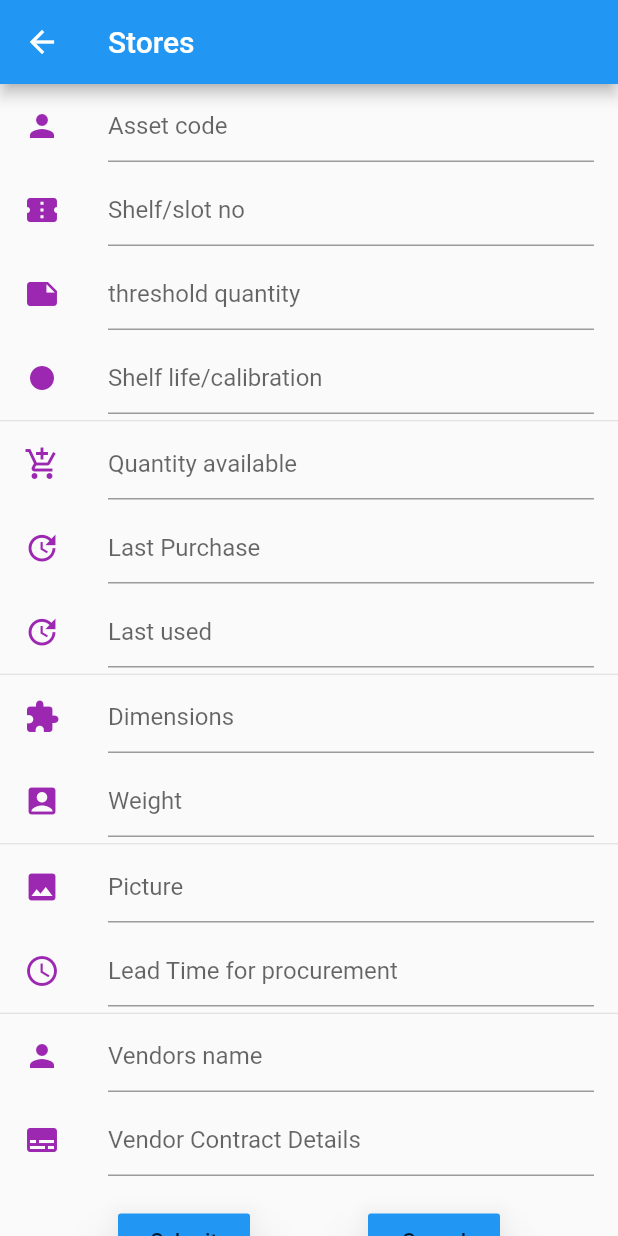
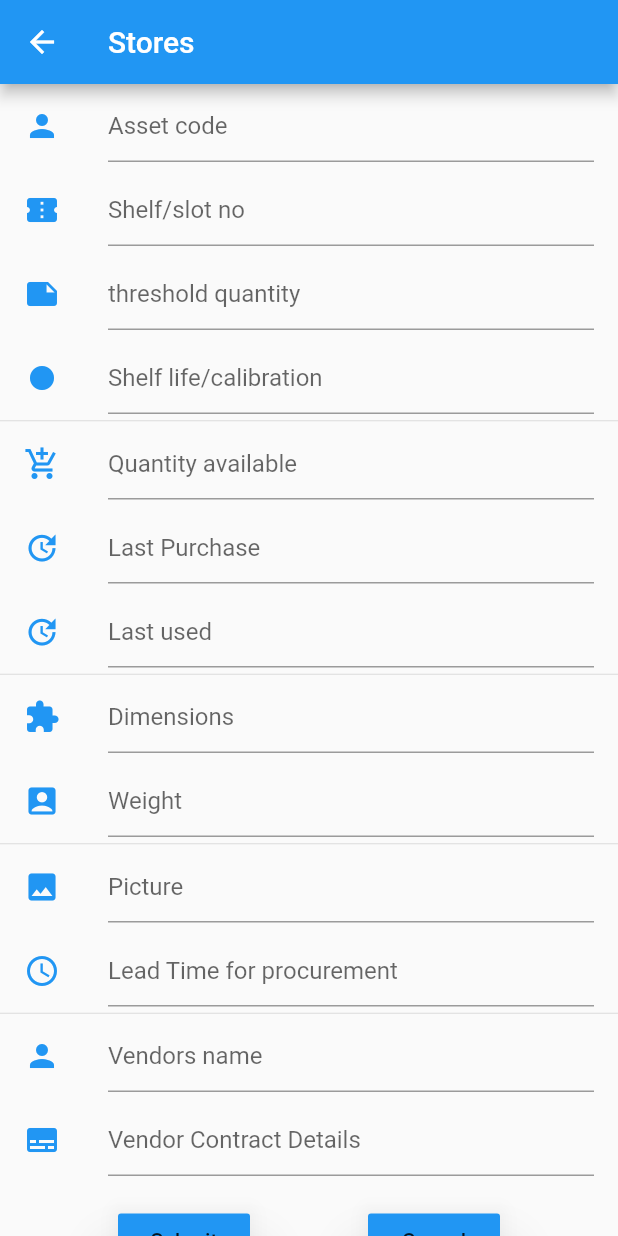
Before and after one commit to NagalakshmiVJ/Flutter-cmrl, a Flutter app: the Stores screen opened directly, on a phone screen of 412 x 824 dp. Run offline on Flutter 3.47's test engine with Material 2 defaults, Android fonts, the phone set to English and light mode, and no system bars.

```diff
--- a/lib/pages/equipment.dart
+++ b/lib/pages/equipment.dart
@@ -132,7 +132,7 @@ class _EquipmentState extends State<Equipment> {
                       elevation: 15.0,
                       splashColor: Colors.white70,
                       onPressed: () {
-
+                         Navigator.pop(context);
                       },
                     ),
                   ],
--- a/lib/pages/shift.dart
+++ b/lib/pages/shift.dart
@@ -10,7 +10,7 @@ class _ShiftState extends State<Shift> {
   Widget build(BuildContext context) {
     return Scaffold(
       appBar: new AppBar(
-        title: new Text('Shift'),
+        title: new Text('Shift Roaster'),
       ),
     );
   }
--- a/lib/pages/stores.dart
+++ b/lib/pages/stores.dart
@@ -23,23 +23,25 @@ class _StoresState extends State<Stores> {
       appBar: new AppBar(
         title: new Text("Stores"),
       ),
-      body:  SingleChildScrollView(
+      body: SingleChildScrollView(
         child: new Column(
           children: <Widget>[
-
             new ListTile(
-                leading: const Icon(Icons.person,color: Colors.purple,),
-
+              leading: const Icon(
+                Icons.person,
+                color: Colors.blue,
+              ),
               title: new TextField(
                 decoration: new InputDecoration(
-
                   hintText: "Asset code",
                 ),
               ),
-
             ),
             new ListTile(
-                leading: const Icon(Icons.confirmation_number,color: Colors.purple,),
+              leading: const Icon(
+                Icons.confirmation_number,
+                color: Colors.blue,
+              ),
               title: new TextField(
                 decoration: new InputDecoration(
                   hintText: "Shelf/slot no",
@@ -47,7 +49,10 @@ class _StoresState extends State<Stores> {
               ),
             ),
             new ListTile(
-                leading: const Icon(Icons.note,color: Colors.purple,),
+              leading: const Icon(
+                Icons.note,
+                color: Colors.blue,
+              ),
               title: new TextField(
                 decoration: new InputDecoration(
                   hintText: "threshold quantity",
@@ -55,7 +60,10 @@ class _StoresState extends State<Stores> {
               ),
             ),
             new ListTile(
-                leading: const Icon(Icons.fiber_manual_record,color: Colors.purple,),
+              leading: const Icon(
+                Icons.fiber_manual_record,
+                color: Colors.blue,
+              ),
               title: new TextField(
                 decoration: new InputDecoration(
                   hintText: "Shelf life/calibration",
@@ -66,7 +74,10 @@ class _StoresState extends State<Stores> {
               height: 1.0,
             ),
             new ListTile(
-                leading: const Icon(Icons.add_shopping_cart,color: Colors.purple,),
+              leading: const Icon(
+                Icons.add_shopping_cart,
+                color: Colors.blue,
+              ),
               title: new TextField(
                 decoration: new InputDecoration(
                   hintText: "Quantity available",
@@ -74,7 +85,10 @@ class _StoresState extends State<Stores> {
               ),
             ),
             new ListTile(
-                leading: const Icon(Icons.update,color: Colors.purple,),
+              leading: const Icon(
+                Icons.update,
+                color: Colors.blue,
+              ),
               title: new TextField(
                 decoration: new InputDecoration(
                   hintText: "Last Purchase",
@@ -82,7 +96,10 @@ class _StoresState extends State<Stores> {
               ),
             ),
             new ListTile(
-                leading: const Icon(Icons.update,color: Colors.purple,),
+              leading: const Icon(
+                Icons.update,
+                color: Colors.blue,
+              ),
               title: new TextField(
                 decoration: new InputDecoration(
                   hintText: "Last used",
@@ -93,7 +110,10 @@ class _StoresState extends State<Stores> {
               height: 1.0,
             ),
             new ListTile(
-                leading: const Icon(Icons.extension,color: Colors.purple,),
+              leading: const Icon(
+                Icons.extension,
+                color: Colors.blue,
+              ),
               title: new TextField(
                 decoration: new InputDecoration(
                   hintText: "Dimensions",
@@ -101,7 +121,10 @@ class _StoresState extends State<Stores> {
               ),
             ),
             new ListTile(
-                leading: const Icon(Icons.account_box,color: Colors.purple,),
+              leading: const Icon(
+                Icons.account_box,
+                color: Colors.blue,
+              ),
               title: new TextField(
                 decoration: new InputDecoration(
                   hintText: "Weight",
@@ -112,7 +135,10 @@ class _StoresState extends State<Stores> {
               height: 1.0,
             ),
             new ListTile(
-                leading: const Icon(Icons.image,color: Colors.purple,),
+              leading: const Icon(
+                Icons.image,
+                color: Colors.blue,
+              ),
               title: new TextField(
                 decoration: new InputDecoration(
                   hintText: "Picture",
@@ -120,7 +146,10 @@ class _StoresState extends State<Stores> {
               ),
             ),
             new ListTile(
-                leading: const Icon(Icons.schedule,color: Colors.purple,),
+              leading: const Icon(
+                Icons.schedule,
+                color: Colors.blue,
+              ),
               title: new TextField(
                 decoration: new InputDecoration(
                   hintText: "Lead Time for procurement",
@@ -131,7 +160,10 @@ class _StoresState extends State<Stores> {
               height: 1.0,
             ),
             new ListTile(
-                leading: const Icon(Icons.person,color: Colors.purple,),
+              leading: const Icon(
+                Icons.person,
+                color: Colors.blue,
+              ),
               title: new TextField(
                 decoration: new InputDecoration(
                   hintText: "Vendors name",
@@ -139,7 +171,10 @@ class _StoresState extends State<Stores> {
               ),
             ),
             new ListTile(
-                leading: const Icon(Icons.subtitles,color: Colors.purple,),
+              leading: const Icon(
+                Icons.subtitles,
+                color: Colors.blue,
+              ),
               title: new TextField(
                 decoration: new InputDecoration(
                   hintText: "Vendor Contract Details",
@@ -175,7 +210,9 @@ class _StoresState extends State<Stores> {
                       color: Theme.of(context).accentColor,
                       elevation: 15.0,
                       splashColor: Colors.white70,
-                        onPressed: () {},
+                      onPressed: () {
+                        Navigator.pop(context);
+                      },
                     ),
                   ],
                 ),
@@ -184,7 +221,6 @@ class _StoresState extends State<Stores> {
           ],
         ),
       ),
-
     );
   }
 }
--- a/pubspec.yaml
+++ b/pubspec.yaml
@@ -26,6 +26,12 @@ dev_dependencies:
     sdk: flutter
 
 
+  flutter_launcher_icons: "^0.7.0"
+
+flutter_icons:
+  android: true
+  ios: true
+  image_path: "assets/launcher.png"
 # For information on the generic Dart part of this file, see the
 # following page: https://www.dartlang.org/tools/pub/pubspec
 
```
Also changed, not shown: flutter_launcher_icons.yaml (added, +7 -0 lines), lib/explore.dart (+13 -8 lines), lib/info.dart (+4 -4 lines), lib/pages/personal.dart (+61 -16 lines), lib/pages/preventive.dart (+22 -9 lines), assets/iconn.png (renamed from assets/icon.png), assets/launcher.png (added), assets/launcher1.png (added), assets/white.png (added), 20 other files. Lines whose indentation alone changed are shown as unchanged.
